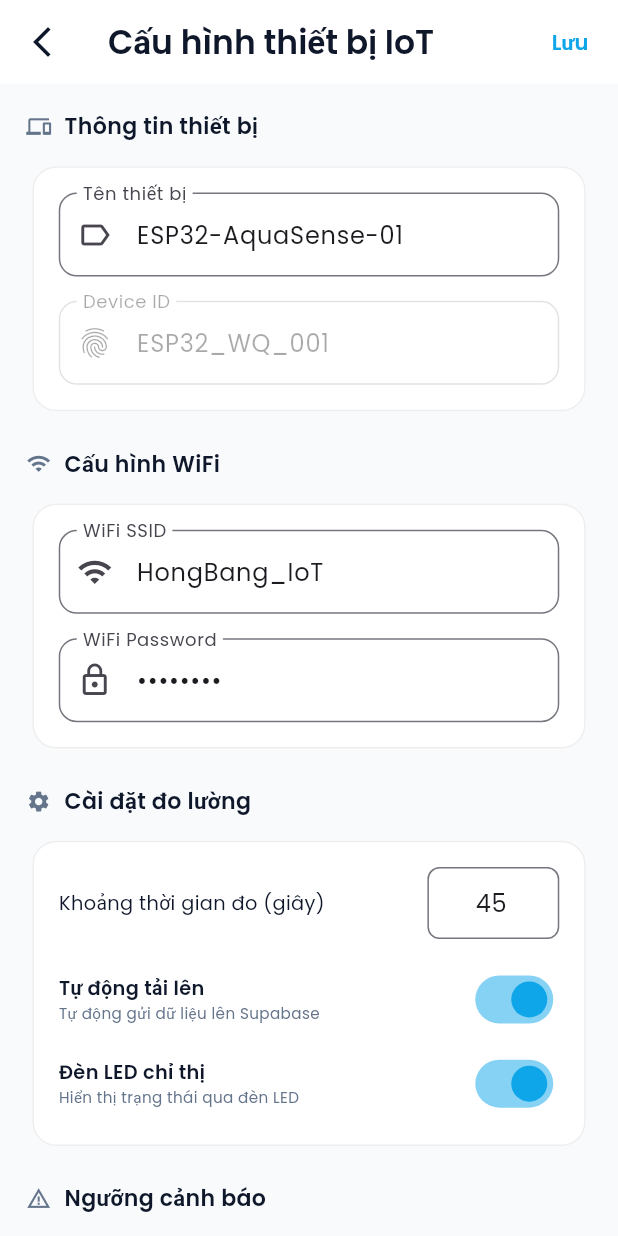
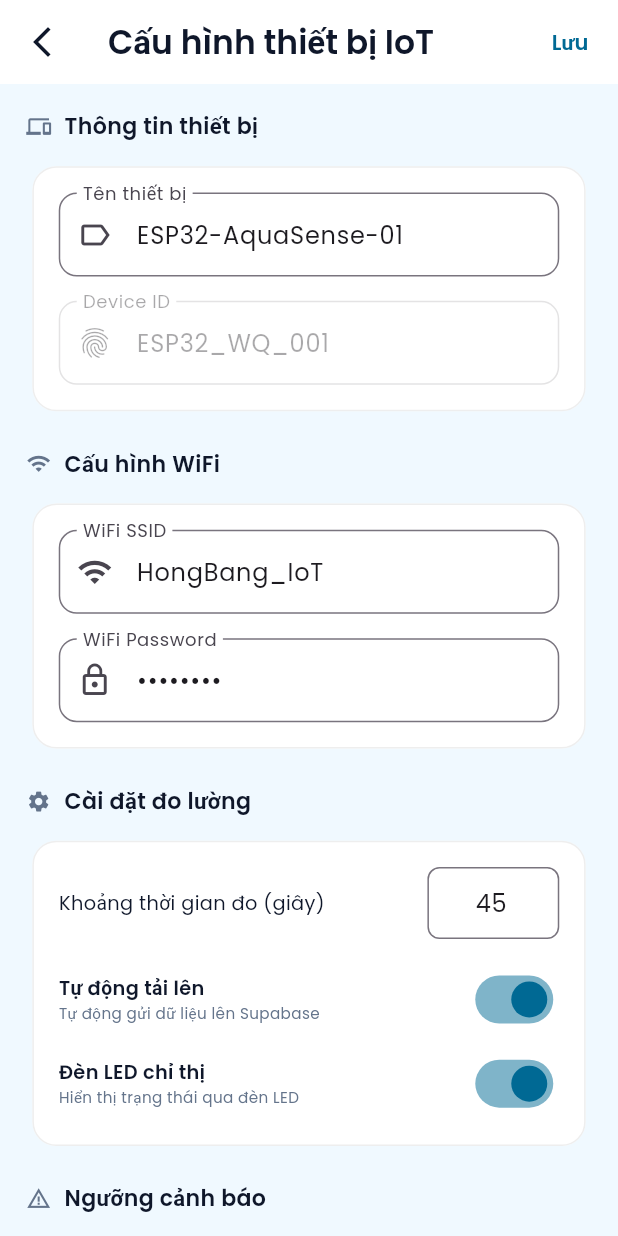
Before and after one commit to Vuduykhang2306/aquaoracle-app, a Flutter app: the EditIoTScreen screen opened directly, on a phone screen of 412 x 824 dp. Run offline on Flutter 3.47's test engine with Material 3 defaults, Android fonts, the phone set to English and light mode, and no system bars; our stand-ins replace fl_chart, google_fonts, supabase_flutter; accounts and stored records are empty.

Commit message:
Initial commit of AquaOracle v2 project

```diff
--- a/lib/config/app_colors.dart
+++ b/lib/config/app_colors.dart
@@ -1,18 +1,48 @@
 import 'package:flutter/material.dart';
 
 class AppColors {
-  // Bảng màu Light Mode
-  static const Color lightPrimary = Color(0xFF0EA5E9); // Sky Blue 500
-  static const Color lightPrimaryDark = Color(0xFF0284C7); // Sky Blue 700
-  static const Color lightBackground = Color(0xFFF8FAFC); // Slate 50
-  static const Color lightCard = Colors.white;
-  static const Color lightText = Color(0xFF0F172A); // Slate 900
-  static const Color lightTextSecondary = Color(0xFF64748B); // Slate 500
+  // Ocean Blue Theme - iOS Style
+  static const Color oceanPrimary = Color(0xFF006994); // Deep Ocean Blue
+  static const Color oceanSecondary = Color(0xFF00A8CC); // Bright Ocean Blue
+  static const Color oceanAccent = Color(0xFF4DD0E1); // Light Cyan
 
-  // Bảng màu Dark Mode
-  static const Color darkPrimary = Color(0xFF38BDF8); // Sky Blue 400
-  static const Color darkBackground = Color(0xFF0D1B2A); // Navy
-  static const Color darkCard = Color(0xFF1B263B); // Darker Navy
-  static const Color darkText = Color(0xFFE2E8F0); // Slate 200
-  static const Color darkTextSecondary = Color(0xFF94A3B8); // Slate 400
+  // Bảng màu Light Mode - Ocean Theme
+  static const Color lightPrimary = Color(0xFF006994);
+  static const Color lightPrimaryDark = Color(0xFF004D6D);
+  static const Color lightBackground = Color(0xFFF0F9FF); // Very light blue
+  static const Color lightCard = Color(0xFFFFFFFF);
+  static const Color lightText = Color(0xFF0F172A);
+  static const Color lightTextSecondary = Color(0xFF64748B);
+
+  // Glass effect colors
+  static const Color glassWhite = Color(0xFFFFFFFF);
+  static const Color glassBorder = Color(0x33FFFFFF);
+
+  // Bảng màu Dark Mode - Ocean Theme
+  static const Color darkPrimary = Color(0xFF4DD0E1);
+  static const Color darkBackground = Color(0xFF001F3F); // Deep Navy
+  static const Color darkCard = Color(0xFF003D5C); // Ocean Dark
+  static const Color darkText = Color(0xFFE2E8F0);
+  static const Color darkTextSecondary = Color(0xFF94A3B8);
+
+  // Gradient colors for ocean effect
+  static const oceanGradient = LinearGradient(
+    begin: Alignment.topLeft,
+    end: Alignment.bottomRight,
+    colors: [
+      Color(0xFF006994),
+      Color(0xFF00A8CC),
+      Color(0xFF4DD0E1),
+    ],
+  );
+
+  static const darkOceanGradient = LinearGradient(
+    begin: Alignment.topLeft,
+    end: Alignment.bottomRight,
+    colors: [
+      Color(0xFF001F3F),
+      Color(0xFF003D5C),
+      Color(0xFF006994),
+    ],
+  );
 }
--- a/lib/screens/splash_screen.dart
+++ b/lib/screens/splash_screen.dart
@@ -1,5 +1,6 @@
 import 'package:flutter/material.dart';
 import 'package:google_fonts/google_fonts.dart';
+import 'dart:ui';
 import '../config/app_colors.dart';
 import '../config/responsive.dart';
 import '../providers/settings_provider.dart';
@@ -120,7 +121,7 @@ class _SplashScreenState extends State<SplashScreen>
                 ),
                 SizedBox(height: Responsive.h(12)),
                 Text(
-                  "Hệ thống giám sát chất lượng môi trường nuôi trồng thủy sản ",
+                  "Hệ thống giám sát chất lượng môi trường thủy sản",
                   style: GoogleFonts.poppins(
                     fontSize: Responsive.sp(14),
                     color: Colors.white.withOpacity(0.95),
@@ -131,7 +132,7 @@ class _SplashScreenState extends State<SplashScreen>
                 Text(
                   "Developed by Vũ Duy Khang",
                   style: GoogleFonts.poppins(
-                    fontSize: Responsive.sp(11),
+                    fontSize: Responsive.sp(14),
                     color: Colors.white.withOpacity(0.7),
                     fontWeight: FontWeight.w300,
                     fontStyle: FontStyle.italic,
--- a/lib/services/ai_analysis_service.dart
+++ b/lib/services/ai_analysis_service.dart
@@ -18,14 +18,14 @@ class AIAnalysisService {
       }).join("; ");
 
       final prompt = """
-Phân tích chất lượng nước với vai trò chuyên gia:
+Phân tích chất lượng nước với vai trò chuyên gia về môi trường thủy sản :
 
 HIỆN TẠI: TDS=${current.tds.toStringAsFixed(1)}ppm, Độ đục=${current.turbidity.toStringAsFixed(2)}NTU, pH=${current.ph.toStringAsFixed(1)}, Temp=${current.temperature.toStringAsFixed(1)}°C
 LỊCH SỬ: $historyText
 
 Hãy:
 1. Đánh giá tình trạng hiện tại (tốt/trung bình/kém) dựa trên TẤT CẢ các chỉ số (TDS, Độ đục, pH, Nhiệt độ).
-2. Xác định nước có an toàn để uống không (pH chuẩn 6.5-8.5).
+2. Xác định nước có an toàn để nuôi tôm thẻ hay ko ?.
 3. Phân tích xu hướng từ lịch sử.
 4. Dự đoán 5-7 ngày tới.
 5. Khuyến nghị hành động cụ thể.
```
